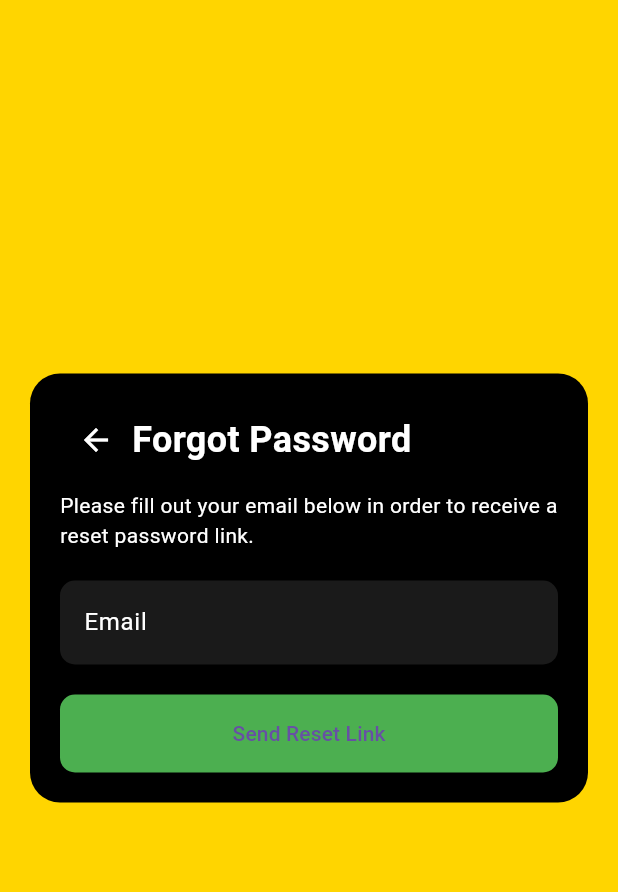
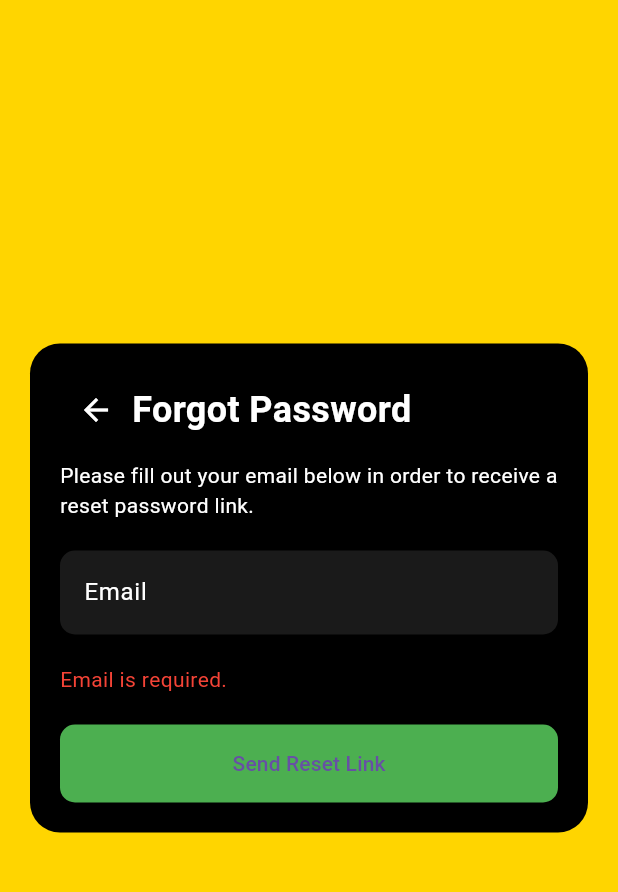
Before and after one commit to alpaltug/shuffl-repo, a Flutter app: the ForgotPassword screen opened directly, after a tap on "Send Reset Link", on a phone screen of 412 x 824 dp, the part 72-964 px from its top. Run offline on Flutter 3.47's test engine with Material 3 defaults, Android fonts, the phone set to English and light mode, and no system bars; our stand-ins replace cloud_firestore, firebase_auth, firebase_core, firebase_storage, google_maps_flutter, google_sign_in and 1 more; missing offline and left inert: profanity_filter; accounts and stored records are empty.

Commit message:
implement forgot password

```diff
--- a/lib/firestore_service.dart
+++ b/lib/firestore_service.dart
@@ -27,9 +27,10 @@ class FirestoreService {
 
   Future<bool> checkIfUsernameExists(String username) async {
     final result = await _db.collection('users').where('username', isEqualTo: username).get();
-    if (result.docs.isEmpty) {
-      return false;
-    }
-    return true;
+    return result.docs.isNotEmpty;
+  }
+  Future<bool> checkIfEmailExists(String email) async {
+    final result = await _db.collection('users').where('email', isEqualTo: email).get();
+    return result.docs.isNotEmpty;
   }
 }
--- a/lib/screens/forgot_password/forgot_password.dart
+++ b/lib/screens/forgot_password/forgot_password.dart
@@ -1,11 +1,76 @@
 import 'package:flutter/material.dart';
+import 'package:firebase_auth/firebase_auth.dart';
 import 'package:my_flutter_app/constants.dart';
+import 'package:my_flutter_app/screens/forgot_password_screen/forgot_password_screen.dart';
+import 'package:my_flutter_app/widgets.dart';
 import 'package:my_flutter_app/screens/signin/signin.dart';
-import 'package:my_flutter_app/widgets.dart';
+import 'package:my_flutter_app/firestore_service.dart';
 
+class ForgotPassword extends StatefulWidget {
+  const ForgotPassword({super.key});
 
-class ForgotPassword extends StatelessWidget {
-  const ForgotPassword({super.key});
+  @override
+  _ForgotPasswordState createState() => _ForgotPasswordState();
+}
+
+class _ForgotPasswordState extends State<ForgotPassword> {
+  final TextEditingController _emailController = TextEditingController();
+  final FirebaseAuth _auth = FirebaseAuth.instance;
+  final FirestoreService _firestoreService = FirestoreService();
+  String? _errorMessage;
+  bool _isProcessing = false;
+
+  void _sendResetLink() async {
+    setState(() {
+      _errorMessage = null;
+      _isProcessing = true;
+    });
+
+    String email = _emailController.text.trim();
+
+    if (email.isEmpty) {
+      setState(() {
+        _errorMessage = 'Email is required.';
+        _isProcessing = false;
+      });
+      return;
+    }
+
+    bool emailExists = await _firestoreService.checkIfEmailExists(email);
+    if (!emailExists) {
+      setState(() {
+        _errorMessage = 'No user found with this email.';
+        _isProcessing = false;
+      });
+      return;
+    }
+
+    try {
+      await _auth.sendPasswordResetEmail(email: email);
+      Navigator.pushReplacement(
+        context,
+        MaterialPageRoute(builder: (context) => const ForgotPasswordScreen()),
+      );
+    } on FirebaseAuthException catch (e) {
+      setState(() {
+        switch (e.code) {
+          case 'user-not-found':
+            _errorMessage = 'No user found with this email.';
+            break;
+          case 'invalid-email':
+            _errorMessage = 'The email address is not valid.';
+            break;
+          default:
+            _errorMessage = 'Failed to send reset link: ${e.message}';
+            break;
+        }
+      });
+    } finally {
+      setState(() {
+        _isProcessing = false;
+      });
+    }
+  }
 
   @override
   Widget build(BuildContext context) {
@@ -51,12 +116,23 @@ class ForgotPassword extends StatelessWidget {
                       style: TextStyle(color: Colors.white),
                     ),
                     const SizedBox(height: 20),
-                    const GreyTextField(labelText: 'Email'),
+                    GreyTextField(
+                      labelText: 'Email',
+                      controller: _emailController,
+                    ),
                     const SizedBox(height: 20),
-                    GreenActionButton(
-                      text: 'Send Reset Link',
-                      onPressed: () {},
-                    ),
+                    if (_errorMessage != null)
+                      Text(
+                        _errorMessage!,
+                        style: const TextStyle(color: Colors.red),
+                      ),
+                    const SizedBox(height: 20),
+                    _isProcessing
+                      ? const CircularProgressIndicator()
+                      : GreenActionButton(
+                          text: 'Send Reset Link',
+                          onPressed: _sendResetLink,
+                        ),
                   ],
                 ),
               ),
```
Also changed, not shown: lib/screens/forgot_password_screen/forgot_password_screen.dart (added, +51 -0 lines).
